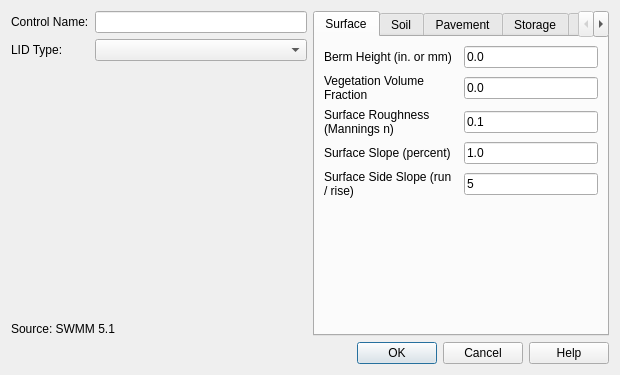
Giswater/giswater_qgis_plugin, file core/ui/toolbars/epa/nonvisual_lids.ui: the form before one commit.
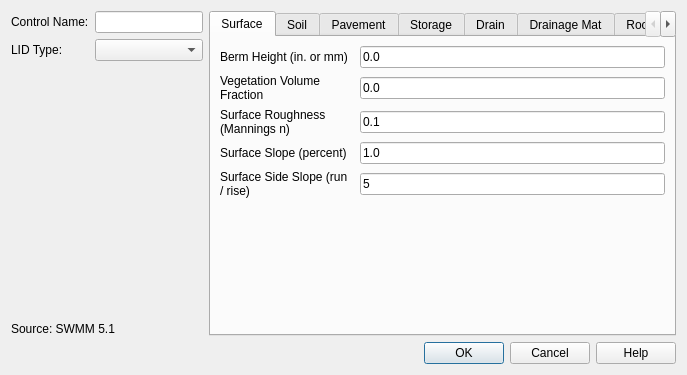
The form after the commit.

Commit message: Enhancement: manage size on nonvisual lids form

What changed in the file:
```diff
--- a/core/ui/toolbars/epa/nonvisual_lids.ui
+++ b/core/ui/toolbars/epa/nonvisual_lids.ui
@@ -6,7 +6,7 @@
    <rect>
     <x>0</x>
     <y>0</y>
-    <width>620</width>
+    <width>687</width>
     <height>375</height>
    </rect>
   </property>
@@ -24,10 +24,13 @@
     <layout class="QGridLayout" name="gridLayout_2">
      <item row="0" column="0">
       <layout class="QGridLayout" name="gridLayout_3">
+       <property name="sizeConstraint">
+        <enum>QLayout::SetDefaultConstraint</enum>
+       </property>
        <item row="1" column="0">
         <widget class="QLabel" name="lbl_section_image">
          <property name="sizePolicy">
-          <sizepolicy hsizetype="Preferred" vsizetype="Preferred">
+          <sizepolicy hsizetype="Minimum" vsizetype="Preferred">
            <horstretch>0</horstretch>
            <verstretch>0</verstretch>
           </sizepolicy>
@@ -43,7 +46,7 @@
        <item row="2" column="0">
         <widget class="QLabel" name="label_source_img">
          <property name="sizePolicy">
-          <sizepolicy hsizetype="Preferred" vsizetype="Fixed">
+          <sizepolicy hsizetype="Minimum" vsizetype="Fixed">
            <horstretch>0</horstretch>
            <verstretch>0</verstretch>
           </sizepolicy>
@@ -55,11 +58,21 @@
        </item>
        <item row="0" column="0">
         <layout class="QGridLayout" name="gridLayout">
+         <property name="sizeConstraint">
+          <enum>QLayout::SetMinimumSize</enum>
+         </property>
          <property name="bottomMargin">
           <number>0</number>
          </property>
          <item row="0" column="1">
-          <widget class="QLineEdit" name="txt_name"/>
+          <widget class="QLineEdit" name="txt_name">
+           <property name="sizePolicy">
+            <sizepolicy hsizetype="Minimum" vsizetype="Fixed">
+             <horstretch>0</horstretch>
+             <verstretch>0</verstretch>
+            </sizepolicy>
+           </property>
+          </widget>
          </item>
          <item row="0" column="0">
           <widget class="QLabel" name="label">
@@ -88,7 +101,14 @@
           </widget>
          </item>
          <item row="1" column="1">
-          <widget class="QComboBox" name="cmb_lidtype"/>
+          <widget class="QComboBox" name="cmb_lidtype">
+           <property name="sizePolicy">
+            <sizepolicy hsizetype="Minimum" vsizetype="Fixed">
+             <horstretch>0</horstretch>
+             <verstretch>0</verstretch>
+            </sizepolicy>
+           </property>
+          </widget>
          </item>
         </layout>
        </item>
@@ -96,6 +116,9 @@
      </item>
      <item row="0" column="1">
       <layout class="QGridLayout" name="gridLayout_4">
+       <property name="sizeConstraint">
+        <enum>QLayout::SetDefaultConstraint</enum>
+       </property>
        <item row="0" column="0">
         <widget class="QTabWidget" name="tab_lidlayers">
          <property name="enabled">
```
Left out of the diff: 32 changed lines with no effect on the pictures.
